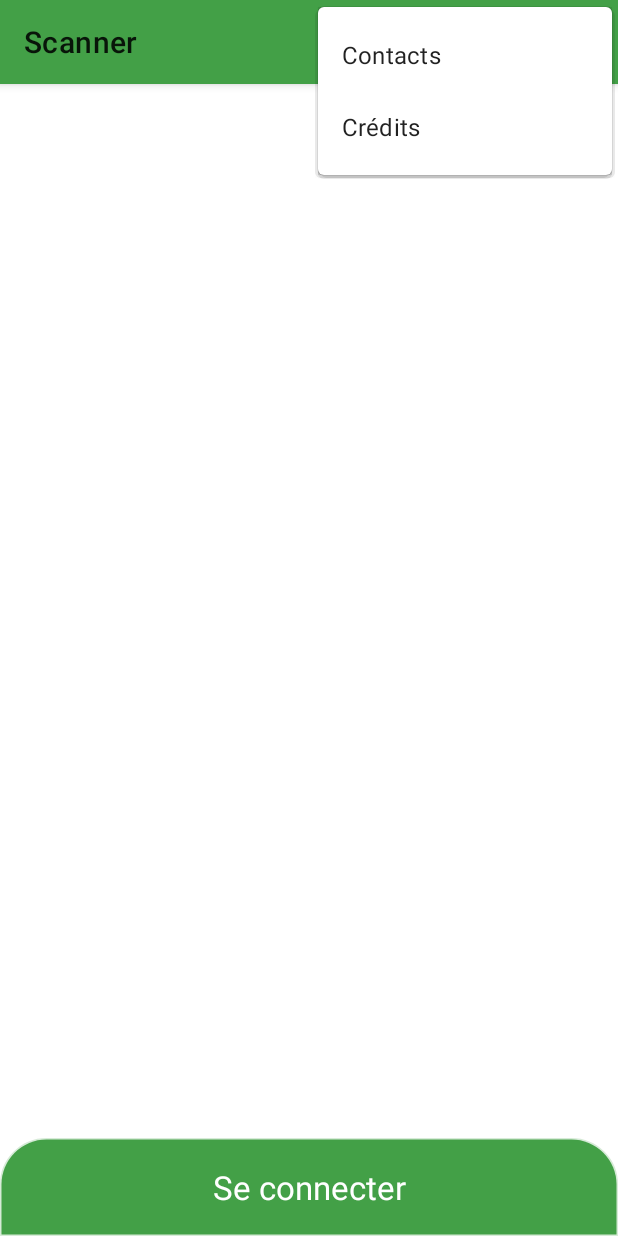
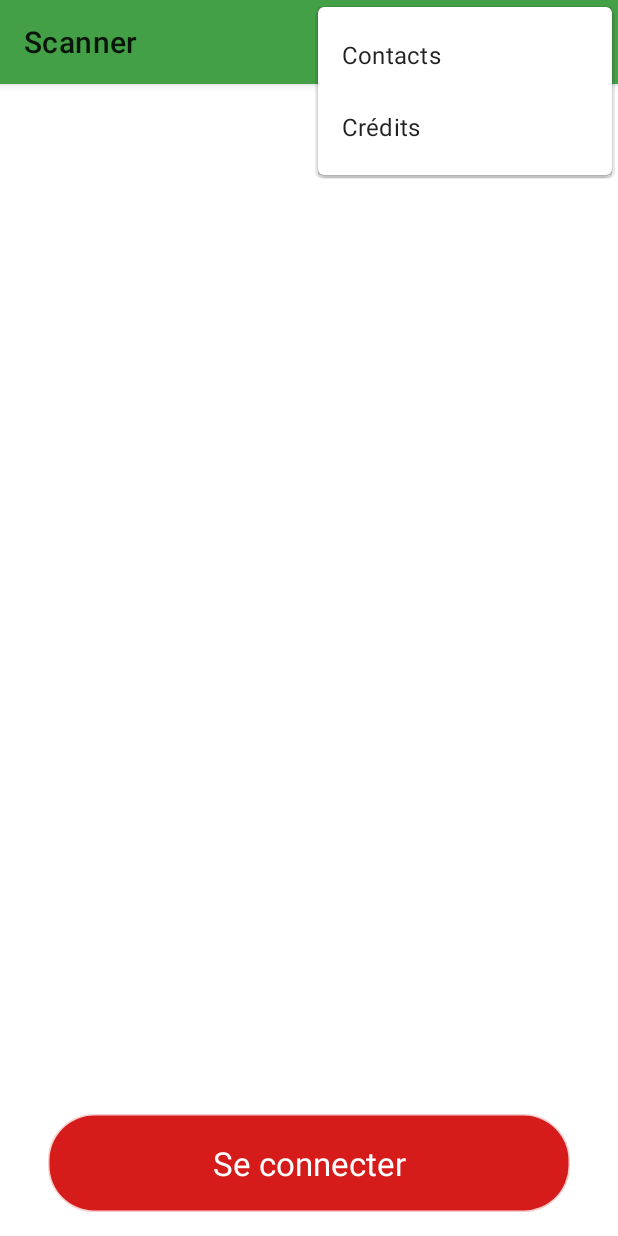
Before and after one commit to tanguypouriel/ReactiveScannerApp, an Android app: the screen it shows after launch (MainActivity), with the options menu open, on a phone screen of 412 x 824 dp. Run offline under Robolectric (Android 15) with nearby library versions, the phone set to English and light mode, and no system bars; our stand-ins replace RxJava; libraries missing offline, so code that uses them is left out: com.harrysoft.androidbluetoothserial, it.sephiroth.android; plain views replace NumberPicker; 2 statements that could not run were skipped.

Commit message:
Added touch feeling on components

```diff
--- a/app/src/main/java/com/example/reactivescannerapp/MainActivity.kt
+++ b/app/src/main/java/com/example/reactivescannerapp/MainActivity.kt
@@ -8,10 +8,10 @@ import android.util.Log
 import android.view.Menu
 import android.view.MenuItem
 import android.view.View
-import android.widget.SeekBar
 import android.widget.Toast
 import androidx.activity.viewModels
 import androidx.appcompat.app.AlertDialog
+import androidx.core.content.ContextCompat
 import com.example.reactivescannerapp.Control.ConnectionStatus
 import com.example.reactivescannerapp.Control.ControlViewModel
 import com.example.reactivescannerapp.model.State
@@ -164,7 +164,7 @@ class MainActivity : AppCompatActivity() {
 
 
                 connectionStatusButton.text = getString(R.string.status_button_connected)
-                connectionStatusButton.setBackgroundResource(R.drawable.bg_rounded_connected)
+                connectionStatusButton.backgroundTintList = getColorStateList(R.color.state_list_connected)
                 connectionStatusButton.isClickable = true
             }
 
@@ -179,14 +179,14 @@ class MainActivity : AppCompatActivity() {
                 numberPicker.visibility = View.GONE
 
                 connectionStatusButton.text = getString(R.string.status_button_disconnected)
-                connectionStatusButton.setBackgroundResource(R.drawable.bg_rounded_disconnected)
+                connectionStatusButton.backgroundTintList = getColorStateList(R.color.state_list_disconnected)
                 connectionStatusButton.isClickable = true
             }
 
             ConnectionStatus.CONNECTING -> {
                 progressBar.visibility = View.VISIBLE
                 connectionStatusButton.text = getString(R.string.status_button_connecting)
-                connectionStatusButton.setBackgroundResource(R.drawable.bg_rounded_connecting)
+                connectionStatusButton.backgroundTintList = getColorStateList(R.color.state_list_connecting)
                 connectionStatusButton.isClickable = false
             }
 
--- /dev/null
+++ b/app/src/main/res/color/state_list_connected.xml
@@ -0,0 +1,12 @@
+<?xml version="1.0" encoding="utf-8"?>
+<selector xmlns:android="http://schemas.android.com/apk/res/android">
+
+    <item android:color="@color/primaryLightColor"
+        android:state_selected="true"/>
+
+    <item android:color="@color/primaryLightColor"
+        android:state_pressed="true"/>
+
+    <item android:color="@color/primaryColor"/>
+
+</selector>
--- /dev/null
+++ b/app/src/main/res/color/state_list_connecting.xml
@@ -0,0 +1,6 @@
+<?xml version="1.0" encoding="utf-8"?>
+<selector xmlns:android="http://schemas.android.com/apk/res/android">
+
+    <item android:color="@color/yellow"/>
+
+</selector>
--- /dev/null
+++ b/app/src/main/res/color/state_list_disconnected.xml
@@ -0,0 +1,12 @@
+<?xml version="1.0" encoding="utf-8"?>
+<selector xmlns:android="http://schemas.android.com/apk/res/android">
+
+    <item android:color="@color/lightRed"
+        android:state_selected="true"/>
+
+    <item android:color="@color/lightRed"
+        android:state_pressed="true"/>
+
+    <item android:color="@color/red"/>
+
+</selector>
--- a/app/src/main/res/drawable/bg_rounded_disconnected.xml
+++ b/app/src/main/res/drawable/bg_rounded.xml
@@ -2,12 +2,12 @@
 <shape xmlns:android="http://schemas.android.com/apk/res/android">
     <stroke
         android:width="2dp"
-        android:color="@color/cardview_shadow_start_color" />
-
-    <solid android:color="@color/red" />
+        android:color="@color/cardview_shadow_start_color"/>
 
     <corners
         android:topRightRadius="30dp"
-        android:topLeftRadius="30dp"/>
+        android:topLeftRadius="30dp"
+        android:bottomLeftRadius="30dp"
+        android:bottomRightRadius="30dp"/>
 
 </shape>
--- a/app/src/main/res/drawable/bg_rounded_connected.xml
+++ /dev/null
@@ -1,13 +0,0 @@
-<?xml version="1.0" encoding="utf-8"?>
-<shape xmlns:android="http://schemas.android.com/apk/res/android">
-    <stroke
-        android:width="2dp"
-        android:color="@color/cardview_shadow_start_color"/>
-
-    <solid android:color="@color/green" />
-
-    <corners
-        android:topRightRadius="30dp"
-        android:topLeftRadius="30dp"/>
-
-</shape>
--- a/app/src/main/res/drawable/bg_rounded_connecting.xml
+++ /dev/null
@@ -1,13 +0,0 @@
-<?xml version="1.0" encoding="utf-8"?>
-<shape xmlns:android="http://schemas.android.com/apk/res/android">
-    <stroke
-        android:width="2dp"
-        android:color="@color/cardview_shadow_start_color" />
-
-    <solid android:color="@color/yellow" />
-
-    <corners
-        android:topRightRadius="30dp"
-        android:topLeftRadius="30dp"/>
-
-</shape>
--- a/app/src/main/res/layout/content_main.xml
+++ b/app/src/main/res/layout/content_main.xml
@@ -10,7 +10,7 @@
         android:id="@+id/playPauseButton"
         android:layout_width="wrap_content"
         android:layout_height="wrap_content"
-        android:background="@color/white"
+        android:background="?attr/selectableItemBackgroundBorderless"
         android:clickable="true"
         android:focusable="true"
         android:tint="@color/primaryColor"
@@ -28,7 +28,7 @@
         android:layout_width="wrap_content"
         android:layout_height="wrap_content"
         android:layout_marginEnd="48dp"
-        android:background="@color/white"
+        android:background="?attr/selectableItemBackgroundBorderless"
         android:clickable="true"
         android:focusable="true"
         android:tint="@color/primaryColor"
@@ -94,12 +94,11 @@
         android:layout_width="wrap_content"
         android:layout_height="wrap_content"
         android:layout_marginStart="48dp"
-        android:background="@color/white"
+        android:background="?attr/selectableItemBackgroundBorderless"
         android:clickable="true"
         android:focusable="true"
         android:rotationY="180"
         android:tint="@color/primaryColor"
-        android:visibility="gone"
         app:layout_constraintBottom_toBottomOf="parent"
         app:layout_constraintStart_toStartOf="parent"
         app:layout_constraintTop_toTopOf="parent"
@@ -111,11 +110,14 @@
         android:id="@+id/connectionStatusButton"
         android:layout_width="match_parent"
         android:layout_height="65dp"
-        android:background="@drawable/bg_rounded_disconnected"
-        android:padding="8dp"
+        android:background="@drawable/bg_rounded"
         android:textAlignment="center"
         android:textAppearance="@style/TextAppearance.AppCompat.Large"
         android:textColor="@color/white"
+        android:layout_marginStart="32dp"
+        android:layout_marginEnd="32dp"
+        android:layout_marginBottom="16dp"
+        android:gravity="center"
         app:layout_constraintBottom_toBottomOf="parent"
         app:layout_constraintEnd_toEndOf="parent"
         app:layout_constraintStart_toStartOf="parent"
@@ -126,7 +128,7 @@
         style="?android:attr/progressBarStyle"
         android:layout_width="80dp"
         android:layout_height="83dp"
-        android:indeterminateTint="@color/primaryLightColor"
+        android:indeterminateTint="@color/yellow"
         app:layout_constraintBottom_toBottomOf="parent"
         app:layout_constraintEnd_toEndOf="parent"
         app:layout_constraintStart_toStartOf="parent"
--- a/app/src/main/res/values/colors.xml
+++ b/app/src/main/res/values/colors.xml
@@ -17,5 +17,6 @@
     <color name="white">#FFFFFFFF</color>
     <color name="green">#4CEF7B</color>
     <color name="red">#D51C1B</color>
+    <color name="lightRed">#DF3C3B</color>
     <color name="yellow">#F0EB65</color>
 </resources>
--- a/app/src/main/res/values/themes.xml
+++ b/app/src/main/res/values/themes.xml
@@ -24,4 +24,5 @@
     <style name="Theme.ReactiveScannerApp.AppBarOverlay" parent="ThemeOverlay.AppCompat.Dark.ActionBar" />
 
     <style name="Theme.ReactiveScannerApp.PopupOverlay" parent="ThemeOverlay.AppCompat.Light" />
+
 </resources>
```
